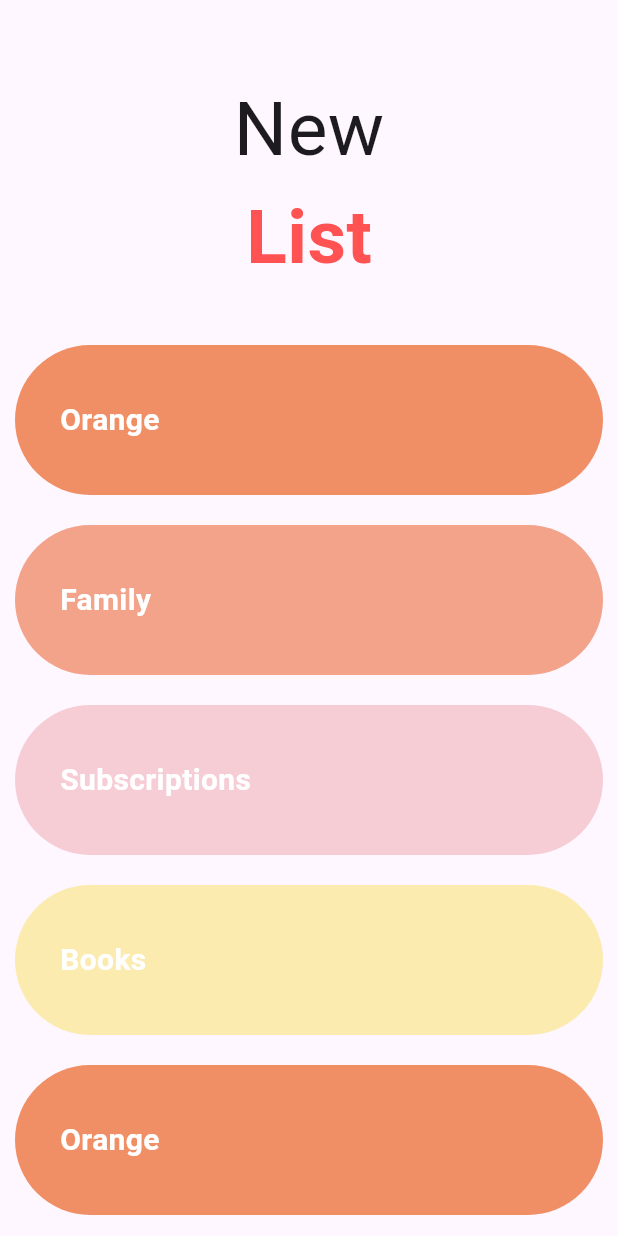
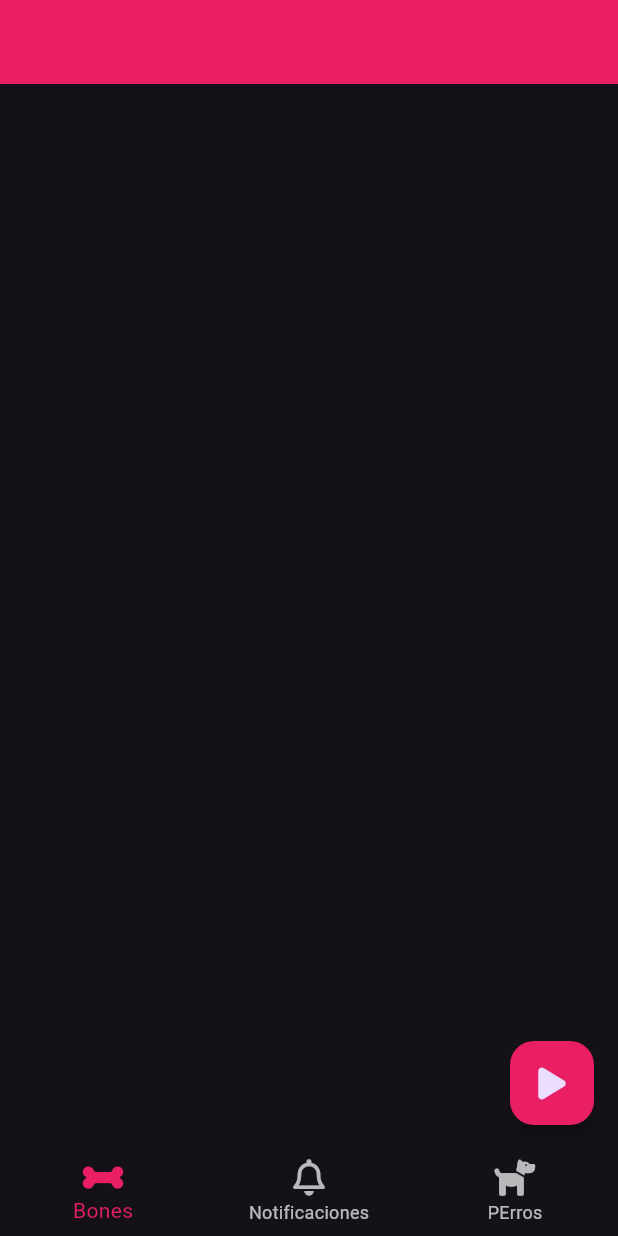
Before and after one commit to carlosdiazz/flutter_disenos_2, a Flutter app: the screen it shows after launch, on a phone screen of 412 x 824 dp. Run offline on Flutter 3.47's test engine with Material 3 defaults, Android fonts, the phone set to English and light mode, and no system bars; our stand-ins replace animate_do, flutter_svg, font_awesome_flutter.

Commit message:
Fin nSession 9

```diff
--- a/lib/main.dart
+++ b/lib/main.dart
@@ -1,4 +1,5 @@
-import 'package:custom_painter/src/pages/pages.dart';
+//import 'package:custom_painter/src/pages/pages.dart';
+import 'package:custom_painter/src/pages_animaciones/pages_animaciones.dart';
 import 'package:flutter/material.dart';
 
 void main() {
@@ -10,7 +11,9 @@ class MainApp extends StatelessWidget {
 
   @override
   Widget build(BuildContext context) {
-    return const MaterialApp(
-        debugShowCheckedModeBanner: false, home: SliderListPage());
+    return MaterialApp(
+        debugShowCheckedModeBanner: false,
+        theme: ThemeData.dark(useMaterial3: true),
+        home: const Page3());
   }
 }
--- /dev/null
+++ b/lib/src/pages_animaciones/page3_page.dart
@@ -0,0 +1,102 @@
+import 'package:animate_do/animate_do.dart';
+import 'package:flutter/material.dart';
+import 'package:font_awesome_flutter/font_awesome_flutter.dart';
+import 'package:provider/provider.dart';
+
+class Page3 extends StatelessWidget {
+  const Page3({super.key});
+
+  @override
+  Widget build(BuildContext context) {
+    return ChangeNotifierProvider(
+      create: (_) => _NotificationModel(),
+      child: Scaffold(
+        appBar: AppBar(
+          backgroundColor: Colors.pink,
+        ),
+        floatingActionButton: const BotonFlotante(),
+        bottomNavigationBar: const BottomNavigation(),
+      ),
+    );
+  }
+}
+
+class BottomNavigation extends StatelessWidget {
+  const BottomNavigation({super.key});
+
+  @override
+  Widget build(BuildContext context) {
+    final int numero = Provider.of<_NotificationModel>(context).numero;
+
+    return BottomNavigationBar(
+      currentIndex: 0,
+      selectedItemColor: Colors.pink,
+      items: [
+        const BottomNavigationBarItem(
+            icon: FaIcon(FontAwesomeIcons.bone), label: "Bones"),
+        BottomNavigationBarItem(
+            icon: Stack(
+              children: [
+                const FaIcon(FontAwesomeIcons.bell),
+                Positioned(
+                  top: 0,
+                  right: 0,
+                  //child: Icon( Icons.brightness_1, size: 10, color: Colors.pink,),
+                  child: BounceInDown(
+                    from: 10,
+                    animate: (numero > 0) ? true : false,
+                    child: Bounce(
+                      from: 10,
+                      child: Container(
+                        width: 15,
+                        height: 15,
+                        decoration: const BoxDecoration(
+                            color: Colors.redAccent, shape: BoxShape.circle),
+                        alignment: Alignment.center,
+                        child: Text(
+                          "$numero",
+                          style: const TextStyle(
+                              color: Colors.white, fontSize: 10),
+                        ),
+                      ),
+                    ),
+                  ),
+                )
+              ],
+            ),
+            label: "Notificaciones"),
+        const BottomNavigationBarItem(
+            icon: FaIcon(FontAwesomeIcons.dog), label: "PErros")
+      ],
+    );
+  }
+}
+
+class BotonFlotante extends StatelessWidget {
+  const BotonFlotante({super.key});
+
+  @override
+  Widget build(BuildContext context) {
+    return FloatingActionButton(
+      backgroundColor: Colors.pink,
+      onPressed: () {
+        int numero =
+            Provider.of<_NotificationModel>(context, listen: false).numero;
+        numero++;
+        Provider.of<_NotificationModel>(context, listen: false).numero = numero;
+      },
+      child: const FaIcon(FontAwesomeIcons.play),
+    );
+  }
+}
+
+class _NotificationModel extends ChangeNotifier {
+  int _numero = 0;
+
+  int get numero => _numero;
+
+  set numero(int numeroNew) {
+    _numero = numeroNew;
+    notifyListeners();
+  }
+}
--- /dev/null
+++ b/lib/src/pages_animaciones/pages_animaciones.dart
@@ -0,0 +1,3 @@
+export 'page1_page.dart';
+export './page2_page.dart';
+export './page3_page.dart';
--- a/pubspec.yaml
+++ b/pubspec.yaml
@@ -13,6 +13,7 @@ dependencies:
   provider: ^6.1.1
   flutter_staggered_grid_view: ^0.7.0
   font_awesome_flutter: ^10.6.0
+  animate_do: ^3.1.2
 
 
 dev_dependencies:
```
Also changed, not shown: lib/src/pages_animaciones/page1_page.dart (added, +64 -0 lines), lib/src/pages_animaciones/page2_page.dart (added, +40 -0 lines), pubspec.lock.
